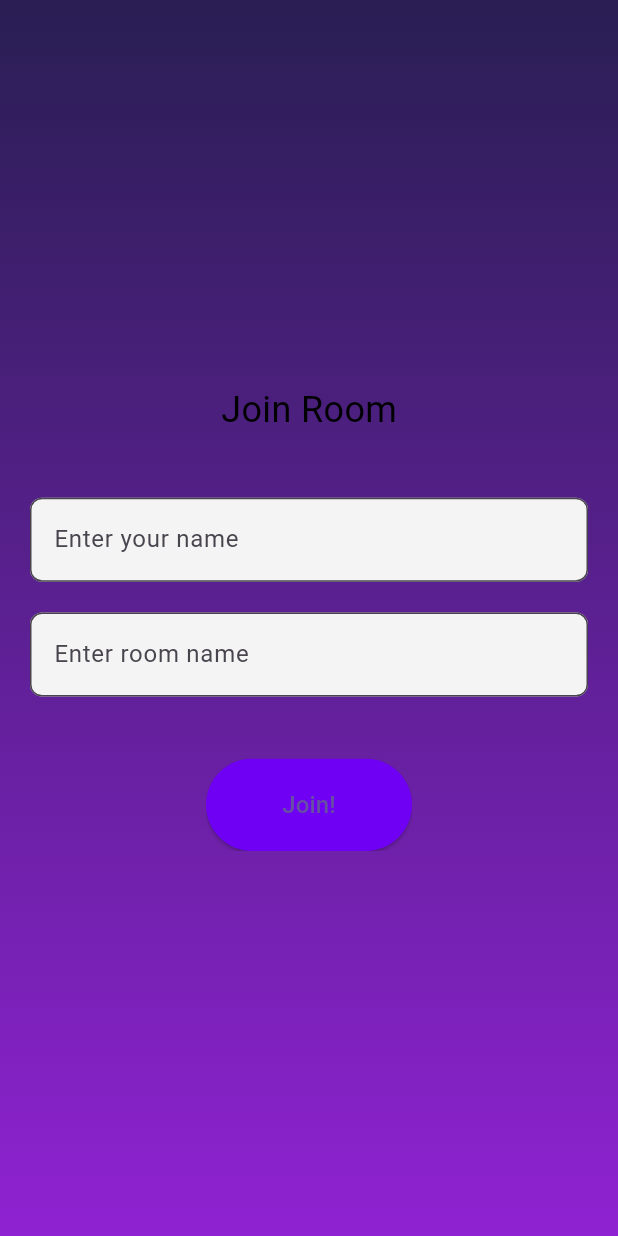
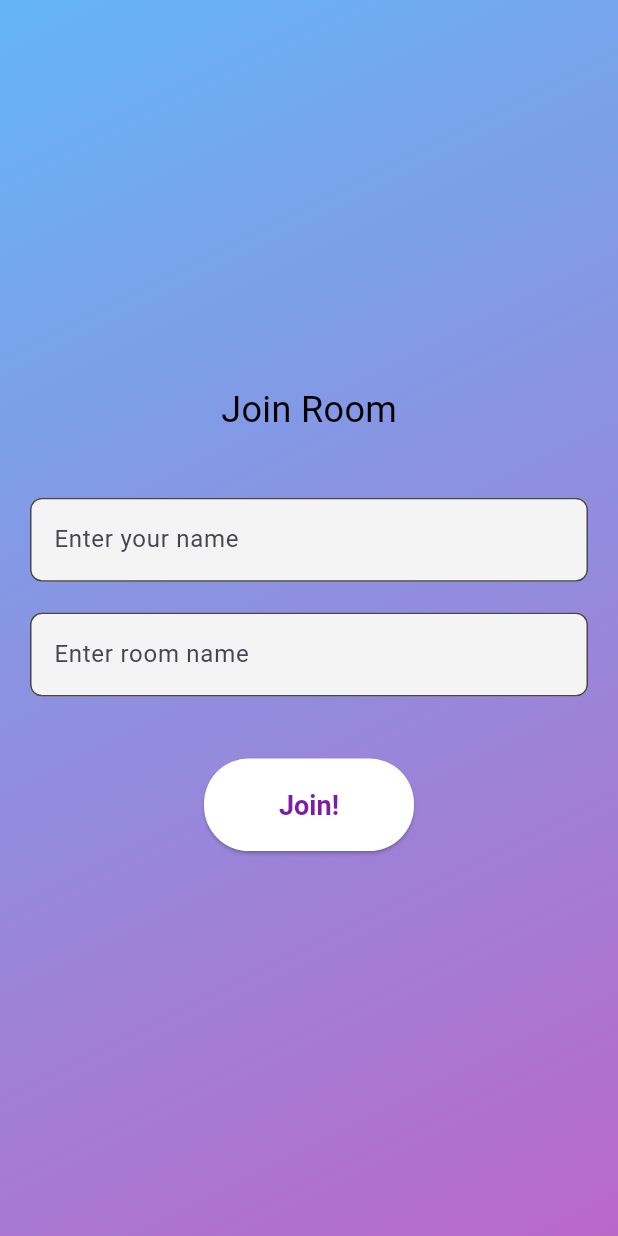
Before and after one commit to AbhinavISM/word-charades, a Flutter app: the JoinRoomScreen screen opened by its route, on a phone screen of 412 x 824 dp. Run offline on Flutter 3.47's test engine with Material 3 defaults, Android fonts, the phone set to English and light mode, and no system bars; our stand-ins replace flutter_colorpicker, flutter_riverpod, freezed_annotation, permission_handler, socket_io_client; missing offline and left inert: agora_rtc_engine; network calls fail.

Commit message:
join room ui updates

```diff
--- a/lib/Screens/join_room_screen.dart
+++ b/lib/Screens/join_room_screen.dart
@@ -17,14 +17,12 @@ class JoinRoomScreen extends ConsumerWidget {
             snapshot.data == false) {
           return Scaffold(
             body: Container(
-              decoration: const BoxDecoration(
+              decoration: BoxDecoration(
                 gradient: LinearGradient(
-                    begin: Alignment.topCenter,
-                    end: Alignment.bottomCenter,
-                    colors: [
-                      Color.fromRGBO(41, 30, 83, 1),
-                      Color.fromRGBO(143, 34, 210, 1)
-                    ]),
+                  begin: Alignment.topLeft,
+                  end: Alignment.bottomRight,
+                  colors: [Colors.blue[300]!, Colors.purple[300]!],
+                ),
               ),
               child: Column(
                 mainAxisAlignment: MainAxisAlignment.center,
@@ -51,27 +49,24 @@ class JoinRoomScreen extends ConsumerWidget {
                         texthint: "Enter room name"),
                   ),
                   SizedBox(height: MediaQuery.of(context).size.height * 0.05),
-                  ClipRRect(
-                    borderRadius: const BorderRadius.all(Radius.circular(16)),
-                    child: ElevatedButton(
-                      onPressed: () {
-                        joinRoomVM.joinRoom();
-                      },
-                      style: ButtonStyle(
-                        backgroundColor: MaterialStateProperty.all(
-                            const Color.fromRGBO(111, 0, 244, 1)),
-                        minimumSize: MaterialStateProperty.all(
-                          Size(
-                            MediaQuery.of(context).size.width / 3,
-                            MediaQuery.of(context).size.height * 0.075,
-                          ),
-                        ),
+                  ElevatedButton(
+                    onPressed: () => joinRoomVM.joinRoom(),
+                    style: ElevatedButton.styleFrom(
+                      backgroundColor: Colors.white,
+                      foregroundColor: Colors.purple[700],
+                      minimumSize: Size(
+                        MediaQuery.of(context).size.width / 3,
+                        MediaQuery.of(context).size.height * 0.075,
                       ),
-                      child: const Text(
-                        "Join!",
-                        style: TextStyle(fontSize: 16),
+                      padding: const EdgeInsets.symmetric(
+                          horizontal: 50, vertical: 15),
+                      textStyle: const TextStyle(
+                          fontSize: 18, fontWeight: FontWeight.bold),
+                      shape: RoundedRectangleBorder(
+                        borderRadius: BorderRadius.circular(30),
                       ),
                     ),
+                    child: const Text('Join!'),
                   ),
                 ],
               ),
```
